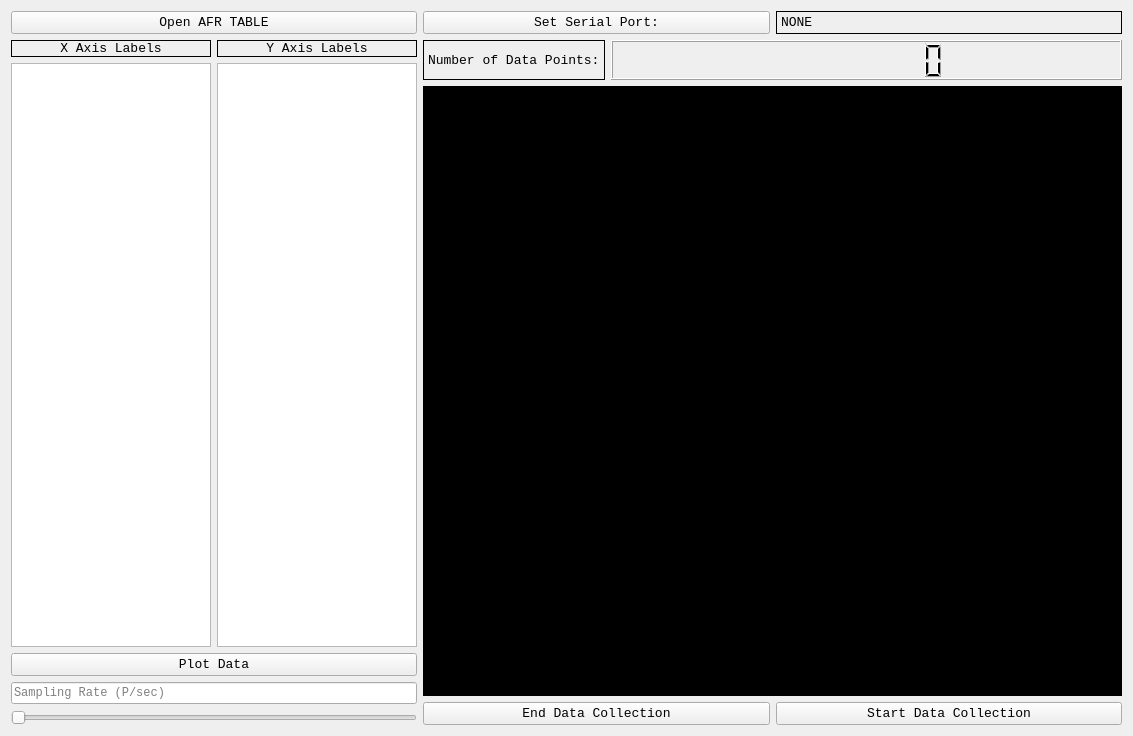
This is runtest.ui in cyung3/EFIDAQ as Qt 5 draws it before an edit. The edited form follows.
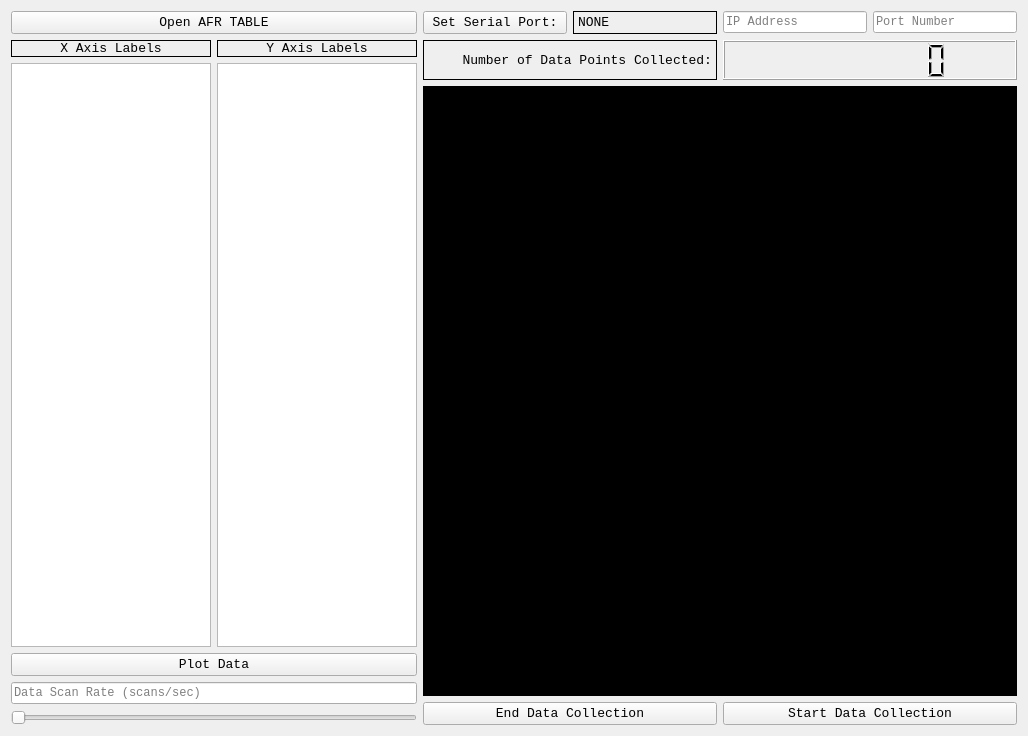
This is the edited form.

Commit message: Added UPDReader class which allows data to be received by scanning for UPD packets on a network. Created a toggle between UPD Packet collection and Serial Block collection. Put the DataStream autoscroll feature on a toggle because it is a huge bottleneck for processing power. Changed the ui a bit. PlotWindow window refreshing now operates off a timer in order to improve refresh time accuracy. Added Sender class which allows testing of the UDP Packet data collection.

Patch:
```diff
--- a/runtest.ui
+++ b/runtest.ui
@@ -6,7 +6,7 @@
    <rect>
     <x>0</x>
     <y>0</y>
-    <width>1133</width>
+    <width>1028</width>
     <height>736</height>
    </rect>
   </property>
@@ -196,7 +196,7 @@
           </font>
          </property>
          <property name="placeholderText">
-          <string>Sampling Rate (P/sec)</string>
+          <string>Data Scan Rate (scans/sec)</string>
          </property>
         </widget>
        </item>
@@ -262,6 +262,42 @@
          </property>
         </widget>
        </item>
+       <item>
+        <widget class="QLineEdit" name="IPEdit">
+         <property name="sizePolicy">
+          <sizepolicy hsizetype="MinimumExpanding" vsizetype="Fixed">
+           <horstretch>0</horstretch>
+           <verstretch>0</verstretch>
+          </sizepolicy>
+         </property>
+         <property name="font">
+          <font>
+           <family>Courier New</family>
+          </font>
+         </property>
+         <property name="placeholderText">
+          <string>IP Address</string>
+         </property>
+        </widget>
+       </item>
+       <item>
+        <widget class="QLineEdit" name="PortEdit">
+         <property name="sizePolicy">
+          <sizepolicy hsizetype="MinimumExpanding" vsizetype="Fixed">
+           <horstretch>0</horstretch>
+           <verstretch>0</verstretch>
+          </sizepolicy>
+         </property>
+         <property name="font">
+          <font>
+           <family>Courier New</family>
+          </font>
+         </property>
+         <property name="placeholderText">
+          <string>Port Number</string>
+         </property>
+        </widget>
+       </item>
       </layout>
      </item>
      <item>
@@ -269,7 +305,7 @@
        <item>
         <widget class="QLabel" name="NumDPLabel">
          <property name="sizePolicy">
-          <sizepolicy hsizetype="Preferred" vsizetype="Preferred">
+          <sizepolicy hsizetype="MinimumExpanding" vsizetype="Preferred">
            <horstretch>0</horstretch>
            <verstretch>0</verstretch>
           </sizepolicy>
@@ -284,7 +320,10 @@
           <enum>QFrame::Box</enum>
          </property>
          <property name="text">
-          <string>Number of Data Points:</string>
+          <string>Number of Data Points Collected:</string>
+         </property>
+         <property name="alignment">
+          <set>Qt::AlignRight|Qt::AlignTrailing|Qt::AlignVCenter</set>
          </property>
         </widget>
        </item>
@@ -312,15 +351,15 @@
      <item>
       <widget class="QTextBrowser" name="DataBrowser">
        <property name="sizePolicy">
-        <sizepolicy hsizetype="Expanding" vsizetype="Expanding">
+        <sizepolicy hsizetype="MinimumExpanding" vsizetype="MinimumExpanding">
          <horstretch>0</horstretch>
          <verstretch>0</verstretch>
         </sizepolicy>
        </property>
        <property name="minimumSize">
         <size>
-         <width>250</width>
-         <height>250</height>
+         <width>100</width>
+         <height>100</height>
         </size>
        </property>
        <property name="cursor" stdset="0">
@@ -347,6 +386,9 @@
        <property name="midLineWidth">
         <number>0</number>
        </property>
+       <property name="lineWrapMode">
+        <enum>QTextEdit::NoWrap</enum>
+       </property>
       </widget>
      </item>
      <item>
```
Left out of the diff: 12 changed lines with no effect on the pictures. The commit also changes 15 other files.
